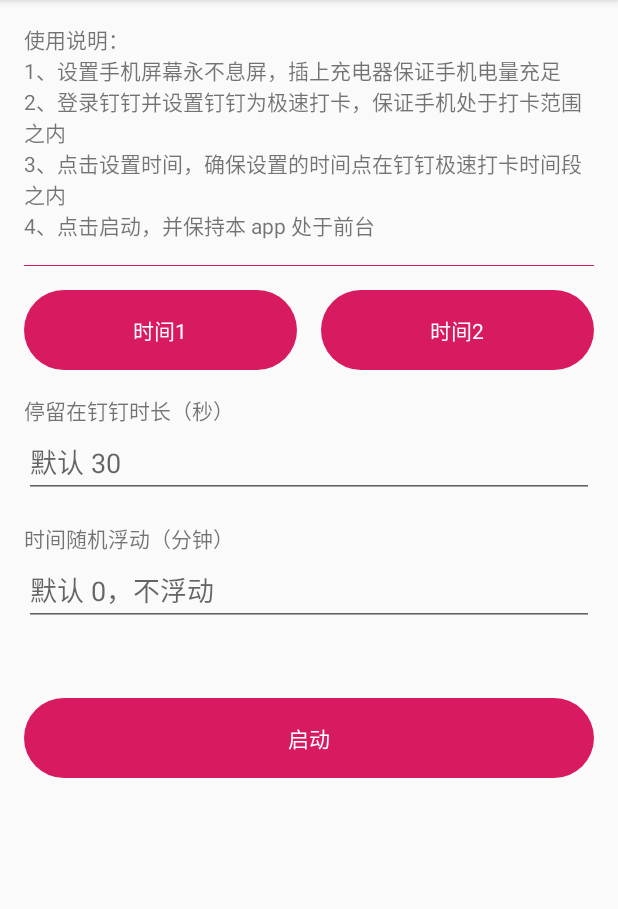
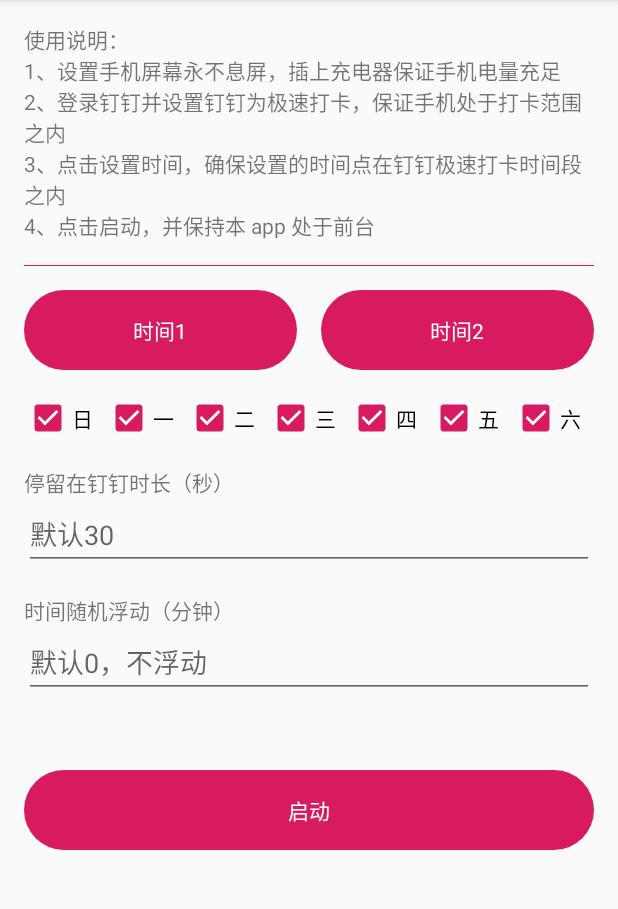
Before and after one commit to zhpoo/RimetLaunche, an Android app: the screen it shows after launch (MainActivity), on a phone screen of 412 x 824 dp, the part 84-993 px from its top. Run offline under Robolectric (Android 15) with nearby library versions, the phone set to English and light mode, and no system bars.

Commit message:
feat: 支持选择星期
Signed-off-by: zhangpeng <zhpoo@foxmail.com>

```diff
--- a/app/src/main/java/top/zhpoo/rimetlauncher/MainActivity.java
+++ b/app/src/main/java/top/zhpoo/rimetlauncher/MainActivity.java
@@ -26,7 +26,7 @@ import top.zhpoo.rimetlauncher.util.Toasts;
 public class MainActivity extends AgileActivity implements OnClickListener {
 
     private static final int DEFAULT_BACK_DELAY_SECONDS = 30;
-    private static final long ONE_DAY = 24 * 60 * 60 * 1000;
+    private static final int DEFAULT_WEEKDAYS_STATE = 0x000000ff >> 1;
 
     private final Handler mHandler = new Handler();
 
@@ -61,12 +61,15 @@ public class MainActivity extends AgileActivity implements OnClickListener {
     private Button mBtnOffTime;
     private EditText mEtBackDelaySeconds;
     private EditText mEtFloatingTimeMinutes;
+    private WeekdaysChecker mWeekdaysChecker;
 
     private Integer mHour1;
     private Integer mMinute1;
 
     private Integer mHour2;
     private Integer mMinute2;
+
+    private Integer mWeekdaysCheckedStates;
 
     @Override
     protected boolean autoHideKeyboardOnTouchEditTextOutside(MotionEvent ev) {
@@ -82,6 +85,7 @@ public class MainActivity extends AgileActivity implements OnClickListener {
 
         mBtnWorkTime = findViewById(R.id.btn_work_time);
         mBtnOffTime = findViewById(R.id.btn_off_time);
+        mWeekdaysChecker = findViewById(R.id.weekdays_checker);
         mEtBackDelaySeconds = findViewById(R.id.et_stay_in_dingding_time);
         mEtFloatingTimeMinutes = findViewById(R.id.et_floating_time);
 
@@ -98,6 +102,8 @@ public class MainActivity extends AgileActivity implements OnClickListener {
 
         mEtFloatingTimeMinutes.setText(mFloatingTimeMinutes == null ? null : mFloatingTimeMinutes.toString());
         mEtFloatingTimeMinutes.setSelection(mEtFloatingTimeMinutes.getText().length());
+
+        mWeekdaysChecker.setCheckedState(mWeekdaysCheckedStates == null ? DEFAULT_WEEKDAYS_STATE : mWeekdaysCheckedStates);
     }
 
     private void readSavedSettings() {
@@ -113,6 +119,9 @@ public class MainActivity extends AgileActivity implements OnClickListener {
 
         spInt = sp.getInt(SpKey.TIME_MINUTE2, -1);
         mMinute2 = spInt == -1 ? null : spInt;
+
+        spInt = sp.getInt(SpKey.WEEKDAYS_STATE, -1);
+        mWeekdaysCheckedStates = spInt == -1 ? null : spInt;
 
         spInt = sp.getInt(SpKey.TIME_FLOATING_MINUTES, -1);
         mFloatingTimeMinutes = spInt == -1 ? null : spInt;
@@ -146,9 +155,11 @@ public class MainActivity extends AgileActivity implements OnClickListener {
                     mButton.setText(R.string.start);
                     mEtFloatingTimeMinutes.setEnabled(true);
                     mEtBackDelaySeconds.setEnabled(true);
+                    mWeekdaysChecker.setEnabled(true);
                 } else if (prepareStart() && start()) {
                     mEtFloatingTimeMinutes.setEnabled(false);
                     mEtBackDelaySeconds.setEnabled(false);
+                    mWeekdaysChecker.setEnabled(false);
                 }
                 break;
             case R.id.btn_work_time:
@@ -187,6 +198,14 @@ public class MainActivity extends AgileActivity implements OnClickListener {
             Toasts.show(R.string.setupTimeTips1);
             return false;
         }
+
+        int checkedState = mWeekdaysChecker.getCheckedState();
+        if (checkedState == 0) {
+            Toasts.show(R.string.weekdaysTips);
+            return false;
+        }
+        mWeekdaysCheckedStates = checkedState;
+        SpManager.getInstance().putInt(SpKey.WEEKDAYS_STATE, mWeekdaysCheckedStates);
 
         mFloatingTimeMinutes = 0;
         String floatingTime = mEtFloatingTimeMinutes.getText().toString().trim();
@@ -278,8 +297,15 @@ public class MainActivity extends AgileActivity implements OnClickListener {
         } else if (now.before(after)) {
             next = after;
         } else {
-            next = Calendar.getInstance();
-            next.setTimeInMillis(before.getTimeInMillis() + ONE_DAY);
+            before.add(Calendar.DAY_OF_MONTH, 1);
+            after.add(Calendar.DAY_OF_MONTH, 1);
+            next = before;
+        }
+
+        while (!isWeekdayChecked(next)) {
+            before.add(Calendar.DAY_OF_MONTH, 1);
+            after.add(Calendar.DAY_OF_MONTH, 1);
+            next = before;
         }
 
         long delay = next.getTimeInMillis() - current;
@@ -293,6 +319,11 @@ public class MainActivity extends AgileActivity implements OnClickListener {
         mHandler.postDelayed(mRunnable, delay);
         startTimer(delay);
         return true;
+    }
+
+    private boolean isWeekdayChecked(Calendar time) {
+        int weekdayIndex = time.get(Calendar.DAY_OF_WEEK) - 1;
+        return ((mWeekdaysCheckedStates >> weekdayIndex) & 1) == 1;
     }
 
     private void stop() {
--- /dev/null
+++ b/app/src/main/java/top/zhpoo/rimetlauncher/WeekdaysChecker.java
@@ -0,0 +1,98 @@
+package top.zhpoo.rimetlauncher;
+
+import android.content.Context;
+import android.util.AttributeSet;
+import android.view.View;
+import android.view.ViewGroup;
+import android.widget.CheckBox;
+import android.widget.CompoundButton;
+import android.widget.CompoundButton.OnCheckedChangeListener;
+import android.widget.LinearLayout;
+
+import androidx.annotation.Nullable;
+
+public class WeekdaysChecker extends LinearLayout {
+
+    private int mCheckedState;
+    private OnCheckedChangeListener mOnCheckedChangedListener = new OnCheckedChangeListener() {
+        @Override
+        public void onCheckedChanged(CompoundButton buttonView, boolean isChecked) {
+            int index = indexOfChild(buttonView);
+            if (index < 0) {
+                return;
+            }
+            if (isChecked) {
+                mCheckedState |= 1 << index;
+            } else {
+                mCheckedState &= ~(1 << index);
+            }
+        }
+    };
+
+    public WeekdaysChecker(Context context) {
+        this(context, null);
+    }
+
+    public WeekdaysChecker(Context context, @Nullable AttributeSet attrs) {
+        this(context, attrs, 0);
+    }
+
+    public WeekdaysChecker(Context context, @Nullable AttributeSet attrs, int defStyleAttr) {
+        super(context, attrs, defStyleAttr);
+        setOrientation(LinearLayout.HORIZONTAL);
+        addWeekdaysView();
+    }
+
+    public void setCheckedState(int checkedState) {
+        mCheckedState = checkedState;
+        updateCheckedState();
+    }
+
+    private void updateCheckedState() {
+        int childCount = getChildCount();
+        for (int i = 0; i < childCount; i++) {
+            ((CheckBox) getChildAt(i)).setChecked(isChecked(i));
+        }
+    }
+
+    private boolean isChecked(int index) {
+        return ((mCheckedState >> index) & 1) == 1;
+    }
+
+    public int getCheckedState() {
+        return mCheckedState;
+    }
+
+    @Override
+    public void setEnabled(boolean enabled) {
+        super.setEnabled(enabled);
+        final int childCount = getChildCount();
+        for (int i = 0; i < childCount; i++) {
+            getChildAt(i).setEnabled(enabled);
+        }
+    }
+
+    private void addWeekdaysView() {
+        removeAllViews();
+        String[] weekdays = getContext().getResources().getStringArray(R.array.weekdays);
+        for (int i = 0; i < weekdays.length; i++) {
+            CheckBox checkBox = new CheckBox(getContext());
+            checkBox.setText(weekdays[i]);
+            checkBox.setChecked(isChecked(i));
+            LayoutParams params = new LayoutParams(ViewGroup.LayoutParams.WRAP_CONTENT, ViewGroup.LayoutParams.WRAP_CONTENT);
+            params.weight = 1;
+            checkBox.setLayoutParams(params);
+            checkBox.setEnabled(isEnabled());
+            checkBox.setOnCheckedChangeListener(mOnCheckedChangedListener);
+            addView(checkBox);
+        }
+    }
+
+    @Override
+    public void addView(View child, int index, ViewGroup.LayoutParams params) {
+        if (getChildCount() == 7) {
+            throw new UnsupportedOperationException("not support add more view");
+        }
+        super.addView(child, index, params);
+    }
+}
--- a/app/src/main/java/top/zhpoo/rimetlauncher/util/SpKey.java
+++ b/app/src/main/java/top/zhpoo/rimetlauncher/util/SpKey.java
@@ -7,4 +7,5 @@ public interface SpKey {
     String TIME_MINUTE2 = "minute2";
     String TIME_FLOATING_MINUTES = "timeFloatingMinutes";
     String BACK_DELAY_SECONDS = "backTimeSeconds";
+    String WEEKDAYS_STATE = "weekdaysState";
 }
--- a/app/src/main/res/layout/activity_main.xml
+++ b/app/src/main/res/layout/activity_main.xml
@@ -40,7 +40,7 @@
             android:lines="2"
             android:text="@string/setupTime1"
             android:textColor="@android:color/white"
-            app:layout_constraintBottom_toTopOf="@+id/tv_stay_in_dingding_time"
+            app:layout_constraintBottom_toTopOf="@+id/weekdays_checker"
             app:layout_constraintLeft_toLeftOf="parent"
             app:layout_constraintRight_toLeftOf="@+id/btn_off_time"
             app:layout_constraintTop_toBottomOf="@+id/divider" />
@@ -60,6 +60,13 @@
             app:layout_constraintTop_toBottomOf="@+id/divider"
             tools:ignore="RtlHardcoded" />
 
+        <top.zhpoo.rimetlauncher.WeekdaysChecker
+            android:id="@+id/weekdays_checker"
+            android:layout_width="match_parent"
+            android:layout_height="wrap_content"
+            android:layout_marginTop="16dp"
+            app:layout_constraintTop_toBottomOf="@+id/btn_work_time" />
+
         <TextView
             android:id="@+id/tv_stay_in_dingding_time"
             android:layout_width="match_parent"
@@ -68,7 +75,7 @@
             android:text="@string/stay_in_dingding_time"
             app:layout_constraintLeft_toLeftOf="parent"
             app:layout_constraintRight_toRightOf="parent"
-            app:layout_constraintTop_toBottomOf="@+id/btn_work_time" />
+            app:layout_constraintTop_toBottomOf="@+id/weekdays_checker" />
 
         <EditText
             android:id="@+id/et_stay_in_dingding_time"
--- a/app/src/main/res/values/strings.xml
+++ b/app/src/main/res/values/strings.xml
@@ -10,8 +10,18 @@
     <string name="exchangeTime">%s 后启动钉钉，并在 %d 秒后自动返回\n(点击停止)</string>
     <string name="stopTips">请先停止</string>
     <string name="stay_in_dingding_time">停留在钉钉时长（秒）</string>
-    <string name="stay_in_dingding_time_hint">默认 30</string>
+    <string name="stay_in_dingding_time_hint">默认30</string>
     <string name="floating_time">时间随机浮动（分钟）</string>
-    <string name="floating_time_hint">默认 0，不浮动</string>
+    <string name="floating_time_hint">默认0，不浮动</string>
     <string name="invalidNumber">输入不正确，已自动忽略</string>
+    <string name="weekdaysTips">至少选择一天才能启动</string>
+    <string-array name="weekdays">
+        <item>日</item>
+        <item>一</item>
+        <item>二</item>
+        <item>三</item>
+        <item>四</item>
+        <item>五</item>
+        <item>六</item>
+    </string-array>
 </resources>
```
